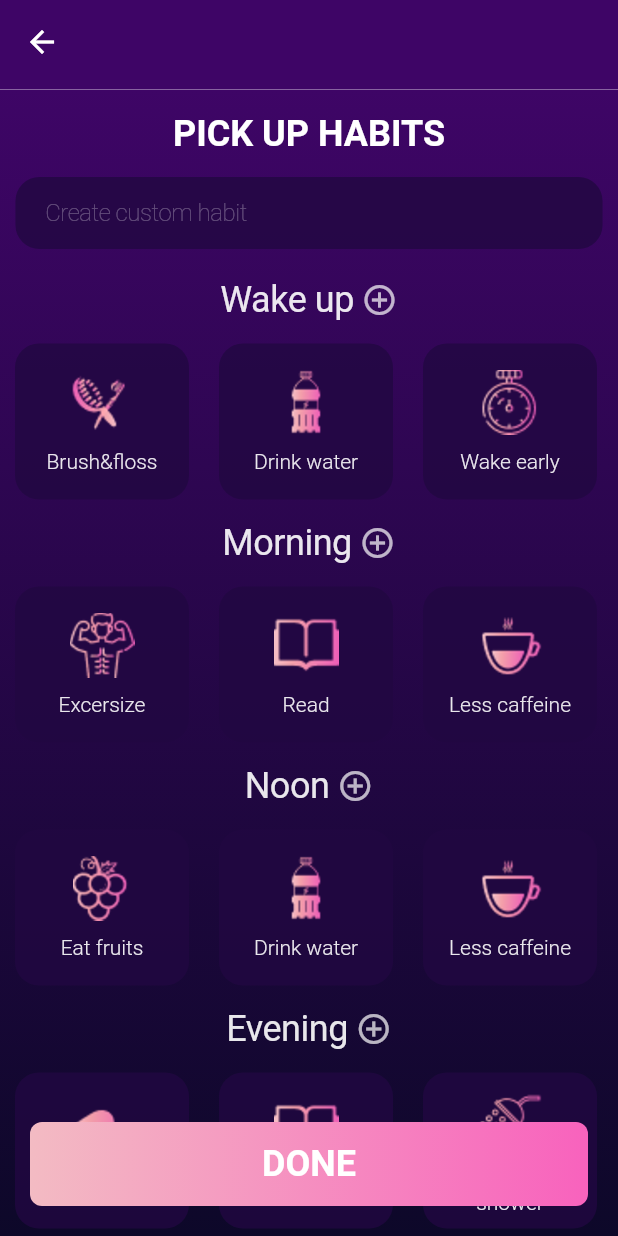
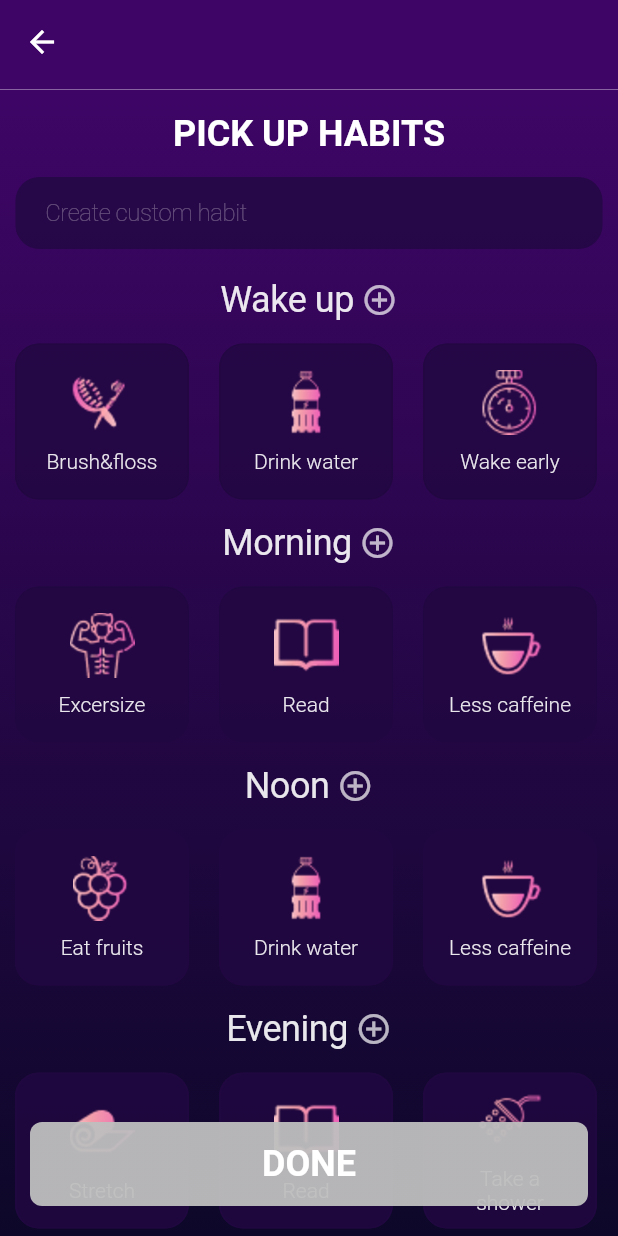
Before and after one commit to GhostuSs/daily_planner, a Flutter app: the HabitsScreen screen opened directly, after a tap on "ADD A NEW HABIT", on a phone screen of 412 x 824 dp. Run offline on Flutter 3.47's test engine with Material 2 defaults, Android fonts, the phone set to English and light mode, and no system bars; our stand-ins replace flutter_rating_bar, page_transition, shared_preferences; accounts and stored records are empty; Roboto replaces fonts that are missing (JoseFinSans-Light, JosefinSans-Bold, JosefinSans-Light).

Commit message:
'ready add habits UI'

```diff
--- a/lib/presentation/components/cards/habit_card.dart
+++ b/lib/presentation/components/cards/habit_card.dart
@@ -2,19 +2,28 @@ import 'package:flutter/material.dart';
 
 class HabitCard extends StatelessWidget{
   final String imagePath='assets/icons/';
+  final onTap;
+  bool isSelected;
   final String habit;
-  const HabitCard({Key? key, required this.habit}) : super(key: key);
+  HabitCard({Key? key, required this.habit, required this.onTap,required this.isSelected}) : super(key: key);
   @override
   Widget build(BuildContext context) {
     return Padding(
       padding: const EdgeInsets.symmetric(horizontal: 10,vertical: 5),
+      child: InkWell(
+        onTap: onTap,
         child: Container(
           padding: const EdgeInsets.symmetric(horizontal: 16),
           width: 116,
           height: 104,
           decoration: BoxDecoration(
               borderRadius: BorderRadius.circular(16),
-            color: const Color(0xCC210741).withOpacity(0.8)
+              color: const Color(0xCC210741).withOpacity(0.8),
+              border: Border.all(
+                  color: isSelected
+                  ? Colors.white.withOpacity(0.5)
+                  : Color(0xCC210741).withOpacity(0.8)
+              )
           ),
           child: Column(
             mainAxisAlignment: MainAxisAlignment.center,
@@ -32,6 +41,7 @@ class HabitCard extends StatelessWidget{
                   )
               )
             ],
+          ),
         ),
       ),
     );
--- a/lib/presentation/screens/home/add_habit.dart
+++ b/lib/presentation/screens/home/add_habit.dart
@@ -1,13 +1,14 @@
 import 'package:flutter/material.dart';
 import 'package:sleep_sound/data/data.dart';
+import 'package:sleep_sound/data/resources/color_palette.dart';
 import 'package:sleep_sound/data/resources/decorations.dart';
 import 'package:sleep_sound/presentation/components/appbars/raw_appbar.dart';
-import 'package:sleep_sound/presentation/components/buttons/raw_buttons.dart';
 import 'package:sleep_sound/presentation/components/cards/habit_card.dart';
 import 'package:sleep_sound/presentation/components/rows/raw_row.dart';
 import 'package:sleep_sound/presentation/components/text_field/raw_textfield.dart';
 
 class AddHabitScreen extends StatefulWidget {
+  const AddHabitScreen({Key? key}) : super(key: key);
   @override
   State<StatefulWidget> createState() {
     return _AddHabitScreenState();
@@ -16,66 +17,27 @@ class AddHabitScreen extends StatefulWidget {
 
 class _AddHabitScreenState extends State<AddHabitScreen> {
   var textFieldController = TextEditingController();
-  String month = '';
-  int daysInMonth = 0;
-  int today = 0;
-  List<bool> selectedDate = List.generate(5, (index) => false);
-  List data = [
+  final List data = [
     Data(habit: 'brush', tag: 'wakeup', date: DateTime.now()),
     Data(habit: 'drinkwater', tag: 'wakeup', date: DateTime.now()),
     Data(habit: 'wakeearly', tag: 'wakeup', date: DateTime.now()),
-    Data(habit: 'excersize', tag: 'morning', date: DateTime.now()),
-    Data(habit: 'read', tag: 'morning', date: DateTime.now()),
-    Data(habit: 'lesscaffeine', tag: 'morning', date: DateTime.now()),
-    Data(habit: 'eatfruits', tag: 'noon', date: DateTime.now()),
-    Data(habit: 'drinkwater', tag: 'noon', date: DateTime.now()),
-    Data(habit: 'lesscaffeine', tag: 'noon', date: DateTime.now()),
-    Data(habit: 'stretch', tag: 'evening', date: DateTime.now()),
-    Data(habit: 'read', tag: 'evening', date: DateTime.now()),
-    Data(habit: 'takeashower', tag: 'evening', date: DateTime.now()),
+    Data(habit: 'excersize', tag: 'data', date: DateTime.now()),
+    Data(habit: 'read', tag: 'data', date: DateTime.now()),
+    Data(habit: 'lesscaffeine', tag: 'data', date: DateTime.now()),
+    Data(habit: 'eatfruits', tag: 'data', date: DateTime.now()),
+    Data(habit: 'drinkwater', tag: 'data', date: DateTime.now()),
+    Data(habit: 'lesscaffeine', tag: 'data', date: DateTime.now()),
+    Data(habit: 'stretch', tag: 'data', date: DateTime.now()),
+    Data(habit: 'read', tag: 'data', date: DateTime.now()),
+    Data(habit: 'takeashower', tag: 'data', date: DateTime.now()),
     Data(habit: 'drinkwater', tag: 'beforesleep', date: DateTime.now()),
     Data(habit: 'takeashower', tag: 'beforesleep', date: DateTime.now()),
   ];
-  List wakeUp = [];
-  List morning = [];
-  List noon = [];
-  List evening = [];
-  List beforeSleep = [];
+  List<bool> isSelected = [];
   var _textFieldController = TextEditingController();
-
   @override
   initState() {
-    print(DateTime.now());
-    print(data.length);
-    for (int i = 0; i < data.length; i++) {
-      switch (data[i].tag) {
-        case 'wakeup':
-          {
-            wakeUp.add(data[i]);
-            break;
-          }
-        case 'morning':
-          {
-            morning.add(data[i]);
-            break;
-          }
-        case 'noon':
-          {
-            noon.add(data[i]);
-            break;
-          }
-        case 'evening':
-          {
-            evening.add(data[i]);
-            break;
-          }
-        case 'beforesleep':
-          {
-            beforeSleep.add(data[i]);
-            break;
-          }
-      }
-    }
+    isSelected=List.generate(data.length, (index)=>false);
     super.initState();
   }
 
@@ -84,10 +46,11 @@ class _AddHabitScreenState extends State<AddHabitScreen> {
     return Scaffold(
       appBar: RawAppBar(title: ' ', addBtn: false),
       floatingActionButton: Container(
-        padding: EdgeInsets.all(20),
-        child: RawButton(
+        padding: const EdgeInsets.all(20),
+        child: DoneButton(
             'DONE',
-                (){}
+                (){},
+          isSelected
         ),
       ),
       floatingActionButtonLocation: FloatingActionButtonLocation.centerDocked,
@@ -112,11 +75,11 @@ class _AddHabitScreenState extends State<AddHabitScreen> {
                     width: MediaQuery.of(context).size.width * 0.95,
                     decoration: BoxDecoration(
                         borderRadius: BorderRadius.circular(16),
-                        color: Color(0xCC210741).withOpacity(0.8)),
+                        color: const Color(0xCC210741).withOpacity(0.8)),
                     child: RawTextField(null, 'Create custom habit', null,
                         _textFieldController),
                   ),
-                  SizedBox(height: 10),
+                  const SizedBox(height: 10),
                   Expanded(
                     child: ListView(
                       children: [
@@ -124,7 +87,7 @@ class _AddHabitScreenState extends State<AddHabitScreen> {
                           crossAxisAlignment: CrossAxisAlignment.start,
                           children: [
                             Visibility(
-                                visible: wakeUp.isNotEmpty,
+                                visible: data.isNotEmpty,
                                 child: Column(
                                   crossAxisAlignment: CrossAxisAlignment.start,
                                   children: [
@@ -136,14 +99,14 @@ class _AddHabitScreenState extends State<AddHabitScreen> {
                                       crossAxisAlignment: WrapCrossAlignment.center,
                                       alignment: WrapAlignment.center,
                                       children: [
-                                        for (int i = 0; i < wakeUp.length; i++)
-                                          HabitCard(habit: wakeUp[i].habit)
+                                        for (int i = 0; i < 3; i++)
+                                          HabitCard(habit: data[i].habit,onTap: ()=>setState((){isSelected[i]=!isSelected[i];}), isSelected: isSelected[i],)
                                       ],
                                     )
                                   ],
                                 )),
                             Visibility(
-                              visible: morning.isNotEmpty,
+                              visible: data.isNotEmpty,
                               child: Column(
                                 crossAxisAlignment: CrossAxisAlignment.start,
                                 children: [
@@ -155,15 +118,15 @@ class _AddHabitScreenState extends State<AddHabitScreen> {
                                     crossAxisAlignment: WrapCrossAlignment.center,
                                     alignment: WrapAlignment.center,
                                     children: [
-                                      for (int i = 0; i < morning.length; i++)
-                                        HabitCard(habit: morning[i].habit)
+                                      for (int i = 3; i <6; i++)
+                                        HabitCard(habit: data[i].habit,onTap: ()=>setState((){isSelected[i]=!isSelected[i];}), isSelected: isSelected[i],)
                                     ],
                                   )
                                 ],
                               ),
                             ),
                             Visibility(
-                              visible: noon.isNotEmpty,
+                              visible: data.isNotEmpty,
                               child: Column(
                                 crossAxisAlignment: CrossAxisAlignment.start,
                                 children: [
@@ -175,15 +138,15 @@ class _AddHabitScreenState extends State<AddHabitScreen> {
                                     crossAxisAlignment: WrapCrossAlignment.center,
                                     alignment: WrapAlignment.center,
                                     children: [
-                                      for (int i = 0; i < noon.length; i++)
-                                        HabitCard(habit: noon[i].habit)
+                                      for (int i = 6; i <=8; i++)
+                                        HabitCard(habit: data[i].habit,onTap: ()=>setState((){isSelected[i]=!isSelected[i];}), isSelected: isSelected[i],)
                                     ],
                                   )
                                 ],
                               ),
                             ),
                             Visibility(
-                              visible: evening.isNotEmpty,
+                              visible: data.isNotEmpty,
                               child: Column(
                                 crossAxisAlignment: CrossAxisAlignment.start,
                                 children: [
@@ -195,15 +158,15 @@ class _AddHabitScreenState extends State<AddHabitScreen> {
                                     crossAxisAlignment: WrapCrossAlignment.center,
                                     alignment: WrapAlignment.center,
                                     children: [
-                                      for (int i = 0; i < evening.length; i++)
-                                        HabitCard(habit: evening[i].habit)
+                                      for (int i = 9; i <=11; i++)
+                                        HabitCard(habit: data[i].habit,onTap: ()=>setState((){isSelected[i]=!isSelected[i];}), isSelected: isSelected[i],)
                                     ],
                                   )
                                 ],
                               ),
                             ),
                             Visibility(
-                                visible: beforeSleep.isNotEmpty,
+                                visible: data.isNotEmpty,
                                 child: Column(
                                   crossAxisAlignment: CrossAxisAlignment.start,
                                   children: [
@@ -213,14 +176,15 @@ class _AddHabitScreenState extends State<AddHabitScreen> {
                                       alignment: WrapAlignment.center,
                                       crossAxisAlignment: WrapCrossAlignment.center,
                                       children: [
-                                        for (int i = 0;
-                                            i < beforeSleep.length;
-                                            i++)
-                                          HabitCard(habit: beforeSleep[i].habit)
+                                        for (int i = 12;
+                                        i <=13;
+                                        i++)
+                                          HabitCard(habit: data[i].habit,onTap: ()=>setState((){isSelected[i]=!isSelected[i];}), isSelected: isSelected[i],)
                                       ],
                                     )
                                   ],
                                 )),
+
                           ],
                         )
                       ],
@@ -234,12 +198,6 @@ class _AddHabitScreenState extends State<AddHabitScreen> {
   }
 
   _onTap() => Navigator.pushNamed(context, '/');
-  final TextStyle _textStyle = const TextStyle(
-      color: Colors.white,
-      fontSize: 24,
-      fontFamily: 'JoseFinSans-Light',
-      fontWeight: FontWeight.w400,
-      letterSpacing: -0.3);
 
   String textDay(int index) {
     String temp = '';
@@ -272,4 +230,56 @@ class _AddHabitScreenState extends State<AddHabitScreen> {
     }
     return temp;
   }
+
 }
+
+class DoneButton extends StatelessWidget{
+  final String text;
+  final List<bool> isSelected;
+  final onPressed;
+
+  DoneButton(this.text,this.onPressed,this.isSelected);
+  @override
+  Widget build(BuildContext context) {
+    return Container(
+      width: double.infinity,
+      height: 56,
+      decoration: BoxDecoration(
+          gradient: isSelected.contains(true)
+              ? const LinearGradient(
+              colors: [
+                basePink,
+                darkPink
+              ]
+          )
+              : LinearGradient(
+            colors: [
+              const Color(0xBEBEBE).withOpacity(0.95),
+              const Color(0xBEBEBE).withOpacity(0.95)
+            ]
+          ),
+          borderRadius: BorderRadius.circular(8.0)
+      ),
+      child: InkWell(
+          child: Center(
+            child: Text(
+              text.toUpperCase(),
+              style: const TextStyle(
+                color: textWhite,
+                fontSize: 24.0,
+                fontFamily: 'JosefinSans-Bold',
+                fontWeight: FontWeight.bold,
+              ),
+            ),
+          ),
+          splashColor: basePurple,
+          highlightColor: basePurple,
+          onTap:
+          isSelected.contains(true)
+          ? onPressed
+              :(){}
+      ),
+    );
+  }
+
+}
--- a/lib/presentation/screens/home/start_screen.dart
+++ b/lib/presentation/screens/home/start_screen.dart
@@ -1,6 +1,8 @@
 import 'package:flutter/material.dart';
 import 'package:page_transition/page_transition.dart';
 import 'package:sleep_sound/data/data.dart';
+import 'package:provider/provider.dart';
+import 'package:sleep_sound/data/list_habits.dart';
 import 'package:sleep_sound/data/resources/color_palette.dart';
 import 'package:sleep_sound/data/resources/decorations.dart';
 import 'package:sleep_sound/data/resources/images.dart';
@@ -29,11 +31,7 @@ class HabitsScreen extends StatefulWidget {
 }
 
 class _HabitsScreen extends State<HabitsScreen> {
-  List data = [
-    Data(habit: 'excersize', tag: 'wakeup', date: DateTime.now()),
-    Data(habit: 'excersize', tag: 'morning', date: DateTime.now()),
-    Data(habit: 'read', tag: 'wakeup', date: DateTime.now())
-  ];
+  List data=[];
   List wakeUp = [];
   List morning = [];
   List noon = [];
@@ -41,6 +39,7 @@ class _HabitsScreen extends State<HabitsScreen> {
   List beforeSleep = [];
   @override
   initState() {
+    data=context.read<ListHabits>().listHabits;
     isSelected[0]=true;
     print(data.length);
     for (int i = 0; i < data.length; i++) {
--- a/lib/presentation/screens/today/today_screen.dart
+++ b/lib/presentation/screens/today/today_screen.dart
@@ -241,7 +241,7 @@ class _TodayScreen extends State<TodayScreen>{
                                 ),
                                 Wrap(
                                   children: [
-                                    for(int i=0;i<wakeUp.length;i++)HabitCard(habit:wakeUp[i].habit)
+                                    for(int i=0;i<wakeUp.length;i++)HabitCard(habit:wakeUp[i].habit,onTap: (){}, isSelected: false,)
                                   ],
                                 )
                               ],
@@ -255,7 +255,7 @@ class _TodayScreen extends State<TodayScreen>{
                               RawTitle(label: 'Morning', onTap: _onTap, textStyle: _textStyle),
                               Wrap(
                                 children: [
-                                  for(int i=0;i<morning.length;i++)HabitCard(habit:morning[i].habit)
+                                  for(int i=0;i<morning.length;i++)HabitCard(habit:morning[i].habit,onTap: (){},isSelected: false)
                                 ],
                               )
                             ],
@@ -275,7 +275,7 @@ class _TodayScreen extends State<TodayScreen>{
                               ),
                               Wrap(
                                 children: [
-                                  for(int i=0;i<noon.length;i++)HabitCard(habit:noon[i].habit)
+                                  for(int i=0;i<noon.length;i++)HabitCard(habit:noon[i].habit,onTap: (){},isSelected: false)
                                 ],
                               )
                             ],
@@ -295,7 +295,7 @@ class _TodayScreen extends State<TodayScreen>{
                               ),
                               Wrap(
                                 children: [
-                                  for(int i=0;i<evening.length;i++)HabitCard(habit:evening[i].habit)
+                                  for(int i=0;i<evening.length;i++)HabitCard(habit:evening[i].habit,onTap: (){},isSelected: false)
                                 ],
                               )
                             ],
@@ -313,7 +313,7 @@ class _TodayScreen extends State<TodayScreen>{
                                   label: 'Before sleep'),
                                 Wrap(
                                   children: [
-                                    for(int i=0;i<beforeSleep.length;i++)HabitCard(habit:beforeSleep[i].habit)
+                                    for(int i=0;i<beforeSleep.length;i++)HabitCard(habit:beforeSleep[i].habit,onTap: (){},isSelected: false)
                                   ],
                                 )
                               ],
```
Lines whose indentation alone changed are shown as unchanged.
